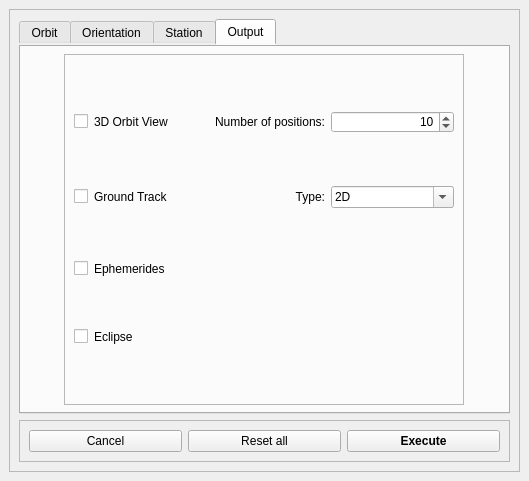
Qt form orbital_module/GUI_qt/form.ui (javigarridoc/orbital_module) before a commit.
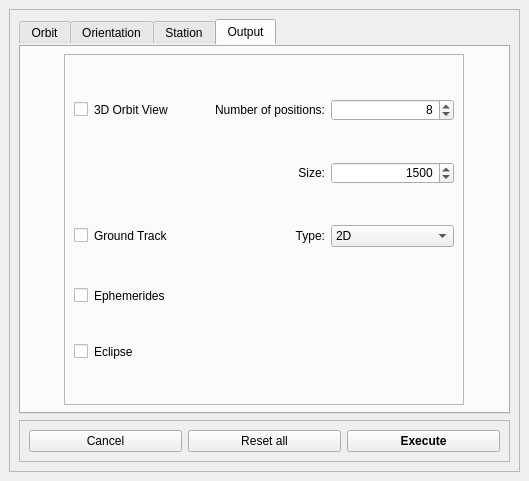
The same form after that commit. The open tabs and pages were chosen to show the change.

Commit message: Update GUI (input Size)

```diff
--- a/orbital_module/GUI_qt/form.ui
+++ b/orbital_module/GUI_qt/form.ui
@@ -444,6 +444,26 @@
               <enum>QFrame::Raised</enum>
              </property>
              <layout class="QGridLayout" name="gridLayout_3">
+              <item row="0" column="1">
+               <widget class="QLabel" name="label">
+                <property name="text">
+                 <string>Number of positions:</string>
+                </property>
+                <property name="alignment">
+                 <set>Qt::AlignRight|Qt::AlignTrailing|Qt::AlignVCenter</set>
+                </property>
+               </widget>
+              </item>
+              <item row="2" column="1">
+               <widget class="QLabel" name="label_4">
+                <property name="text">
+                 <string>Type:</string>
+                </property>
+                <property name="alignment">
+                 <set>Qt::AlignRight|Qt::AlignTrailing|Qt::AlignVCenter</set>
+                </property>
+               </widget>
+              </item>
               <item row="0" column="0">
                <widget class="QCheckBox" name="checkBox_orbitview">
                 <property name="text">
@@ -454,7 +474,7 @@
                 </property>
                </widget>
               </item>
-              <item row="2" column="0">
+              <item row="3" column="0">
                <widget class="QCheckBox" name="checkBox_ephem">
                 <property name="text">
                  <string>Ephemerides</string>
@@ -464,7 +484,7 @@
                 </property>
                </widget>
               </item>
-              <item row="3" column="0">
+              <item row="4" column="0">
                <widget class="QCheckBox" name="checkBox_Eclipse">
                 <property name="text">
                  <string>Eclipse</string>
@@ -474,7 +494,7 @@
                 </property>
                </widget>
               </item>
-              <item row="1" column="0">
+              <item row="2" column="0">
                <widget class="QCheckBox" name="checkBox_groundtrack">
                 <property name="text">
                  <string>Ground Track</string>
@@ -489,18 +509,24 @@
                 <property name="alignment">
                  <set>Qt::AlignRight|Qt::AlignTrailing|Qt::AlignVCenter</set>
                 </property>
+                <property name="minimum">
+                 <number>4</number>
+                </property>
+                <property name="maximum">
+                 <number>14</number>
+                </property>
                 <property name="value">
-                 <number>10</number>
+                 <number>8</number>
                 </property>
                </widget>
               </item>
-              <item row="1" column="2">
+              <item row="2" column="2">
                <widget class="QComboBox" name="comboBox_groundtrack_select">
                 <property name="layoutDirection">
                  <enum>Qt::LeftToRight</enum>
                 </property>
                 <property name="editable">
-                 <bool>true</bool>
+                 <bool>false</bool>
                 </property>
                 <property name="duplicatesEnabled">
                  <bool>false</bool>
@@ -517,26 +543,35 @@
                 </item>
                </widget>
               </item>
-              <item row="0" column="1">
-               <widget class="QLabel" name="label">
-                <property name="text">
-                 <string>Number of positions:</string>
-                </property>
-                <property name="alignment">
-                 <set>Qt::AlignRight|Qt::AlignTrailing|Qt::AlignVCenter</set>
-                </property>
-               </widget>
-              </item>
               <item row="1" column="1">
-               <widget class="QLabel" name="label_4">
+               <widget class="QLabel" name="label_Size">
                 <property name="text">
-                 <string>Type:</string>
+                 <string>Size:</string>
                 </property>
                 <property name="alignment">
                  <set>Qt::AlignRight|Qt::AlignTrailing|Qt::AlignVCenter</set>
                 </property>
                </widget>
               </item>
+              <item row="1" column="2">
+               <widget class="QSpinBox" name="spinBox_Size">
+                <property name="alignment">
+                 <set>Qt::AlignRight|Qt::AlignTrailing|Qt::AlignVCenter</set>
+                </property>
+                <property name="minimum">
+                 <number>500</number>
+                </property>
+                <property name="maximum">
+                 <number>3000</number>
+                </property>
+                <property name="singleStep">
+                 <number>100</number>
+                </property>
+                <property name="value">
+                 <number>1500</number>
+                </property>
+               </widget>
+              </item>
              </layout>
             </widget>
            </item>
```
The commit also changes 5 other files.
